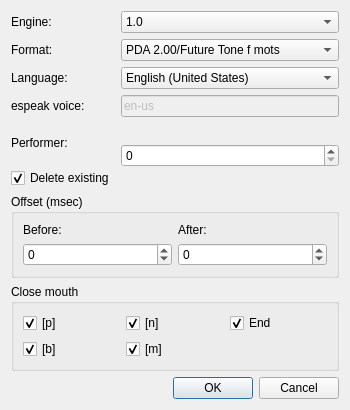
Qt form diag_lipsync.ui (nastys/Open-PD-Script-Editor) before a commit.
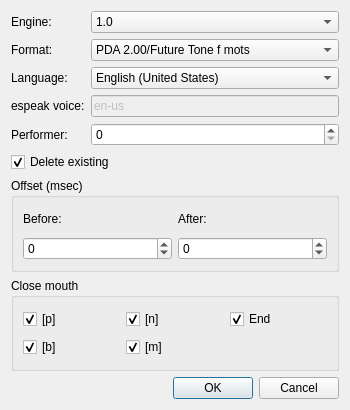
The same form after that commit.

The edit to the form file:
```diff
--- a/diag_lipsync.ui
+++ b/diag_lipsync.ui
@@ -26,43 +26,63 @@
    <string>Lip Sync</string>
   </property>
   <layout class="QGridLayout" name="gridLayout">
-   <item row="0" column="0">
-    <widget class="QLabel" name="label_engine">
-     <property name="text">
-      <string>Engine:</string>
+   <item row="8" column="0" colspan="2">
+    <widget class="QGroupBox" name="groupBox_close_mouth">
+     <property name="title">
+      <string>Close mouth</string>
      </property>
-    </widget>
-   </item>
-   <item row="0" column="1">
-    <widget class="QComboBox" name="comboBox_engine">
-     <item>
-      <property name="text">
-       <string>1.0</string>
-      </property>
-     </item>
-    </widget>
-   </item>
-   <item row="1" column="0">
-    <widget class="QLabel" name="label_format">
-     <property name="text">
-      <string>Format:</string>
-     </property>
-    </widget>
-   </item>
-   <item row="1" column="1">
-    <widget class="QComboBox" name="comboBox_format">
-     <item>
-      <property name="text">
-       <string>PDA 2.00/Future Tone f mots</string>
-      </property>
-     </item>
-    </widget>
-   </item>
-   <item row="2" column="0">
-    <widget class="QLabel" name="label_language">
-     <property name="text">
-      <string>Language:</string>
-     </property>
+     <layout class="QGridLayout" name="gridLayout_3">
+      <item row="0" column="0">
+       <widget class="QCheckBox" name="checkBox_close_mouth_p">
+        <property name="text">
+         <string>[p]</string>
+        </property>
+        <property name="checked">
+         <bool>true</bool>
+        </property>
+       </widget>
+      </item>
+      <item row="0" column="1">
+       <widget class="QCheckBox" name="checkBox_close_mouth_n">
+        <property name="text">
+         <string>[n]</string>
+        </property>
+        <property name="checked">
+         <bool>true</bool>
+        </property>
+       </widget>
+      </item>
+      <item row="0" column="2">
+       <widget class="QCheckBox" name="checkBox_close_mouth_end">
+        <property name="text">
+         <string>End</string>
+        </property>
+        <property name="checked">
+         <bool>true</bool>
+        </property>
+       </widget>
+      </item>
+      <item row="1" column="0">
+       <widget class="QCheckBox" name="checkBox_close_mouth_b">
+        <property name="text">
+         <string>[b]</string>
+        </property>
+        <property name="checked">
+         <bool>true</bool>
+        </property>
+       </widget>
+      </item>
+      <item row="1" column="1" colspan="2">
+       <widget class="QCheckBox" name="checkBox_close_mouth_m">
+        <property name="text">
+         <string>[m]</string>
+        </property>
+        <property name="checked">
+         <bool>true</bool>
+        </property>
+       </widget>
+      </item>
+     </layout>
     </widget>
    </item>
    <item row="2" column="1">
@@ -129,6 +149,13 @@
      </item>
     </widget>
    </item>
+   <item row="2" column="0">
+    <widget class="QLabel" name="label_language">
+     <property name="text">
+      <string>Language:</string>
+     </property>
+    </widget>
+   </item>
    <item row="3" column="0">
     <widget class="QLabel" name="label_espeak_voice">
      <property name="text">
@@ -146,31 +173,7 @@
      </property>
     </widget>
    </item>
-   <item row="4" column="0">
-    <widget class="QLabel" name="label_performer">
-     <property name="text">
-      <string>Performer:</string>
-     </property>
-    </widget>
-   </item>
-   <item row="4" column="1" rowspan="2">
-    <widget class="QSpinBox" name="spinBox_performer">
-     <property name="maximum">
-      <number>5</number>
-     </property>
-    </widget>
-   </item>
-   <item row="5" column="0">
-    <widget class="QCheckBox" name="checkBox_delete_existing">
-     <property name="text">
-      <string>Delete existing</string>
-     </property>
-     <property name="checked">
-      <bool>true</bool>
-     </property>
-    </widget>
-   </item>
-   <item row="6" column="0" colspan="2">
+   <item row="7" column="0" colspan="2">
     <widget class="QGroupBox" name="groupBox_offset">
      <property name="title">
       <string>Offset (msec)</string>
@@ -213,66 +216,14 @@
      </layout>
     </widget>
    </item>
-   <item row="7" column="0" colspan="2">
-    <widget class="QGroupBox" name="groupBox_close_mouth">
-     <property name="title">
-      <string>Close mouth</string>
+   <item row="1" column="0">
+    <widget class="QLabel" name="label_format">
+     <property name="text">
+      <string>Format:</string>
      </property>
-     <layout class="QGridLayout" name="gridLayout_3">
-      <item row="0" column="0">
-       <widget class="QCheckBox" name="checkBox_close_mouth_p">
-        <property name="text">
-         <string>[p]</string>
-        </property>
-        <property name="checked">
-         <bool>true</bool>
-        </property>
-       </widget>
-      </item>
-      <item row="0" column="1">
-       <widget class="QCheckBox" name="checkBox_close_mouth_n">
-        <property name="text">
-         <string>[n]</string>
-        </property>
-        <property name="checked">
-         <bool>true</bool>
-        </property>
-       </widget>
-      </item>
-      <item row="0" column="2">
-       <widget class="QCheckBox" name="checkBox_close_mouth_end">
-        <property name="text">
-         <string>End</string>
-        </property>
-        <property name="checked">
-         <bool>true</bool>
-        </property>
-       </widget>
-      </item>
-      <item row="1" column="0">
-       <widget class="QCheckBox" name="checkBox_close_mouth_b">
-        <property name="text">
-         <string>[b]</string>
-        </property>
-        <property name="checked">
-         <bool>true</bool>
-        </property>
-       </widget>
-      </item>
-      <item row="1" column="1" colspan="2">
-       <widget class="QCheckBox" name="checkBox_close_mouth_m">
-        <property name="text">
-         <string>[m]</string>
-        </property>
-        <property name="checked">
-         <bool>true</bool>
-        </property>
-       </widget>
-      </item>
-     </layout>
     </widget>
    </item>
-   <item row="8" column="1">
+   <item row="9" column="1">
     <widget class="QDialogButtonBox" name="buttonBox">
      <property name="orientation">
       <enum>Qt::Horizontal</enum>
@@ -282,6 +233,55 @@
      </property>
     </widget>
    </item>
+   <item row="0" column="1">
+    <widget class="QComboBox" name="comboBox_engine">
+     <item>
+      <property name="text">
+       <string>1.0</string>
+      </property>
+     </item>
+    </widget>
+   </item>
+   <item row="1" column="1">
+    <widget class="QComboBox" name="comboBox_format">
+     <item>
+      <property name="text">
+       <string>PDA 2.00/Future Tone f mots</string>
+      </property>
+     </item>
+    </widget>
+   </item>
+   <item row="0" column="0">
+    <widget class="QLabel" name="label_engine">
+     <property name="text">
+      <string>Engine:</string>
+     </property>
+    </widget>
+   </item>
+   <item row="4" column="1">
+    <widget class="QSpinBox" name="spinBox_performer">
+     <property name="maximum">
+      <number>5</number>
+     </property>
+    </widget>
+   </item>
+   <item row="4" column="0">
+    <widget class="QLabel" name="label_performer">
+     <property name="text">
+      <string>Performer:</string>
+     </property>
+    </widget>
+   </item>
+   <item row="6" column="0" colspan="2">
+    <widget class="QCheckBox" name="checkBox_delete_existing">
+     <property name="text">
+      <string>Delete existing</string>
+     </property>
+     <property name="checked">
+      <bool>true</bool>
+     </property>
+    </widget>
+   </item>
   </layout>
  </widget>
  <resources/>
```
